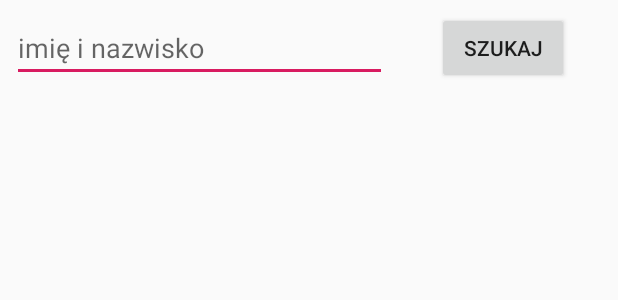
After one commit to Daymos1996/RaczejPiatek, an Android app: the layout activity_search_friends.xml on its own in the app's theme, with its tools: preview values and no code run, on a phone screen of 412 x 824 dp. The commit adds this screen. Shown: the top 300 px of the screen. Run offline under Robolectric (Android 15) with nearby library versions, the phone set to English and light mode, and no system bars.

Commit message:
wyszukiwanie znajomych na razie tylko po imieniu

```diff
--- a/app/build.gradle
+++ b/app/build.gradle
@@ -38,5 +38,9 @@ dependencies {
     // implementation 'com.firebaseui:firebase-ui-auth:4.1.0'
     implementation 'com.google.firebase:firebase-database:16.0.4'
     implementation 'com.google.firebase:firebase-auth:16.0.4'
+    implementation 'com.android.support:recyclerview-v7:28.0.0'
+
+    implementation 'com.firebaseui:firebase-ui-database:2.1.1'
+
 }
 apply plugin: 'com.google.gms.google-services'
--- /dev/null
+++ b/app/src/main/res/layout/activity_search_friends.xml
@@ -0,0 +1,46 @@
+<?xml version="1.0" encoding="utf-8"?>
+<LinearLayout xmlns:android="http://schemas.android.com/apk/res/android"
+    xmlns:app="http://schemas.android.com/apk/res-auto"
+    xmlns:tools="http://schemas.android.com/tools"
+    android:layout_width="match_parent"
+    android:layout_height="match_parent"
+    android:orientation="vertical"
+    tools:context=".searchfriends.searchFriendsActivity">
+
+
+    <android.support.constraint.ConstraintLayout
+        android:layout_width="match_parent"
+        android:layout_height="wrap_content">
+
+        <EditText
+            android:id="@+id/editTextSearch"
+            android:layout_width="250dp"
+            android:layout_height="match_parent"
+            android:layout_marginStart="8dp"
+            android:layout_marginTop="8dp"
+            android:layout_marginBottom="8dp"
+            android:hint="imię i nazwisko"
+            app:layout_constraintBottom_toBottomOf="parent"
+            app:layout_constraintStart_toStartOf="parent"
+            app:layout_constraintTop_toTopOf="parent" />
+
+        <Button
+            android:id="@+id/buttonSearch"
+            android:layout_width="wrap_content"
+            android:layout_height="wrap_content"
+            android:layout_marginStart="8dp"
+            android:layout_marginTop="8dp"
+            android:layout_marginEnd="8dp"
+            android:layout_marginBottom="8dp"
+            android:text="Szukaj"
+            app:layout_constraintBottom_toBottomOf="parent"
+            app:layout_constraintEnd_toEndOf="parent"
+            app:layout_constraintStart_toEndOf="@+id/editTextSearch"
+            app:layout_constraintTop_toTopOf="parent" />
+    </android.support.constraint.ConstraintLayout>
+    <android.support.v7.widget.RecyclerView
+        android:id="@+id/result"
+        android:layout_width="match_parent"
+        android:layout_height="match_parent">
+    </android.support.v7.widget.RecyclerView>
+</LinearLayout>
```
Also changed, not shown: app/src/main/AndroidManifest.xml (+3 -7 lines), app/src/main/java/com/example/kuba/raczejpiatek/FindFriends.java (added, +31 -0 lines), app/src/main/java/com/example/kuba/raczejpiatek/ProfilActivity.java (+11 -0 lines), app/src/main/java/com/example/kuba/raczejpiatek/addFriends/addFriend.java (added, +15 -0 lines), app/src/main/java/com/example/kuba/raczejpiatek/searchfriends/searchFriendsActivity.java (added, +96 -0 lines), app/src/main/res/layout/activity_add_friend.xml (added, +9 -0 lines), app/src/main/res/layout/activity_profil.xml (+7 -0 lines), app/src/main/res/layout/all_users_layout.xml (added, +21 -0 lines).
